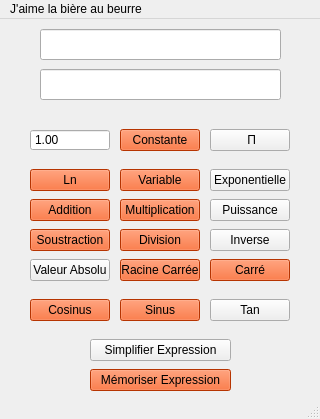
Before: the Qt Designer form saisieexpressionIHM.ui in obalise/ExpressionProject, drawn with Qt 5.
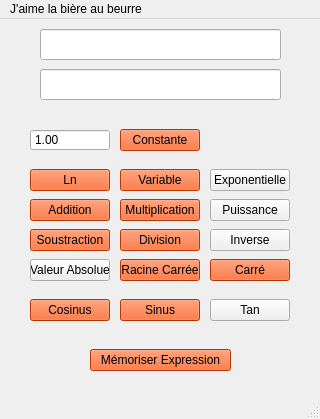
After: the same form once the commit is applied.

Commit message: Remplissage de "Simplification de l'expression"

```diff
--- a/saisieexpressionIHM.ui
+++ b/saisieexpressionIHM.ui
@@ -188,19 +188,6 @@
      <string>Division</string>
     </property>
    </widget>
-   <widget class="QPushButton" name="Bouton_Simplifier">
-    <property name="geometry">
-     <rect>
-      <x>90</x>
-      <y>320</y>
-      <width>141</width>
-      <height>22</height>
-     </rect>
-    </property>
-    <property name="text">
-     <string>Simplifier Expression</string>
-    </property>
-   </widget>
    <widget class="QPushButton" name="Bouton_ValAbs">
     <property name="geometry">
      <rect>
@@ -211,7 +198,7 @@
      </rect>
     </property>
     <property name="text">
-     <string>Valeur Absolu</string>
+     <string>Valeur Absolue</string>
     </property>
    </widget>
    <widget class="QDoubleSpinBox" name="SpinBox_Constante">
@@ -336,7 +323,7 @@
     <property name="geometry">
      <rect>
       <x>90</x>
-      <y>350</y>
+      <y>330</y>
       <width>141</width>
       <height>22</height>
      </rect>
@@ -449,19 +436,6 @@
      <string>Tan</string>
     </property>
    </widget>
-   <widget class="QPushButton" name="pushButton_4">
-    <property name="geometry">
-     <rect>
-      <x>210</x>
-      <y>110</y>
-      <width>80</width>
-      <height>22</height>
-     </rect>
-    </property>
-    <property name="text">
-     <string>	Π</string>
-    </property>
-   </widget>
    <widget class="QPushButton" name="Bouton_Euler">
     <property name="geometry">
      <rect>
```
The commit also changes 6 other files.
